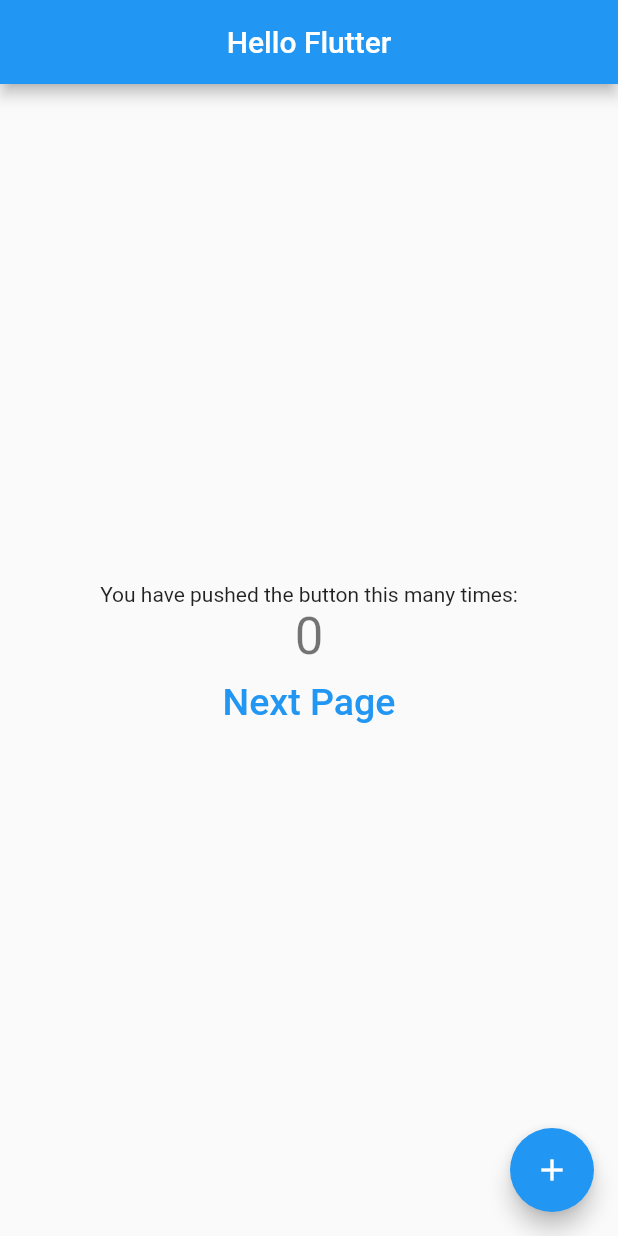
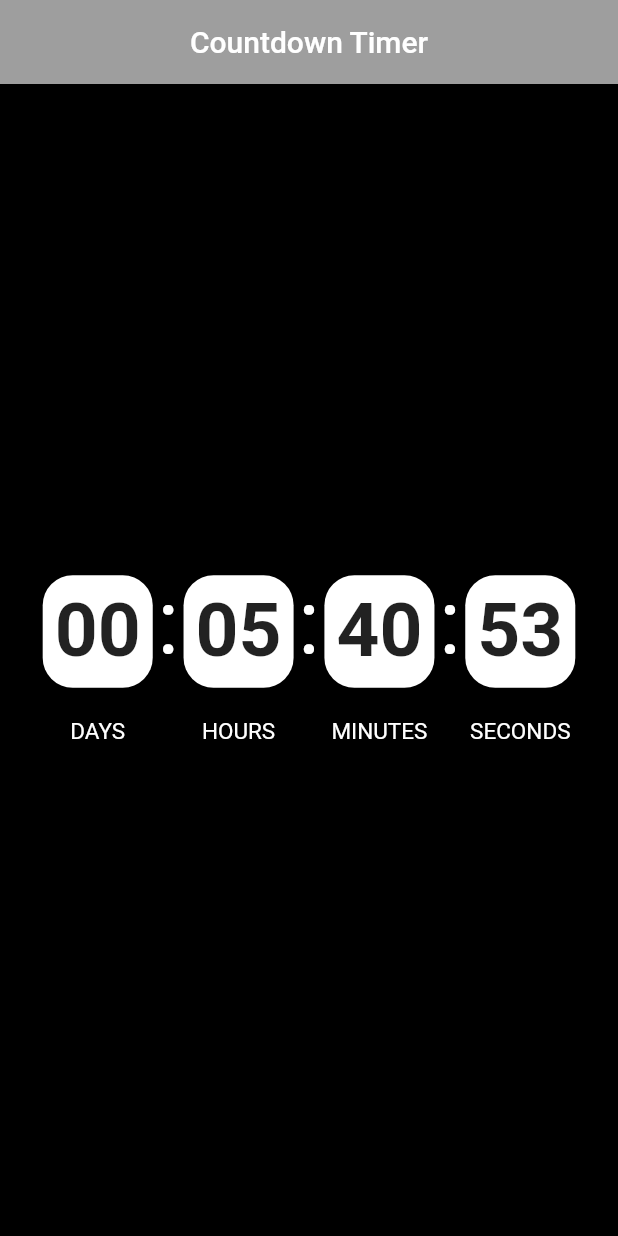
Before and after one commit to Shubhamgayakwad/Counter_Application, a Flutter app: the screen it shows after launch, on a phone screen of 412 x 824 dp. Run offline on Flutter 3.47's test engine with Material 2 defaults, Android fonts, the phone set to English and light mode, and no system bars.

Commit message:
count down app ready for use

```diff
--- a/lib/UI/welcomePage.dart
+++ /dev/null
@@ -1,23 +0,0 @@
-import 'package:flutter/material.dart';
-import 'package:hello_flutter/providers/counter.dart';
-// ignore: implementation_imports
-import 'package:provider/src/provider.dart';
-
-class WelcomePage extends StatelessWidget {
-  const WelcomePage({Key? key}) : super(key: key);
-
-  @override
-  Widget build(BuildContext context) {
-    return SafeArea(
-      child: Scaffold(
-          appBar: AppBar(
-            title: const Text('Welcome'),
-          ),
-          body: Center(
-              child: Text(
-            context.watch<Counter>().counter.toString(),
-            style: const TextStyle(fontSize: 35),
-          ))),
-    );
-  }
-}
--- a/lib/main.dart
+++ b/lib/main.dart
@@ -1,70 +1,148 @@
+import 'dart:math';
+
 import 'package:flutter/material.dart';
-import 'package:hello_flutter/UI/welcomePage.dart';
-import 'package:hello_flutter/providers/counter.dart';
-import 'package:provider/provider.dart';
+import 'dart:async';
 
-void main() {
-  runApp(MultiProvider(providers: [
-    ChangeNotifierProvider(create: (_) => Counter()),
-  ], child: const MyApp()));
+void main() => runApp(const TimerApp());
+
+class TimerApp extends StatefulWidget {
+  const TimerApp({Key? key}) : super(key: key);
+
+  @override
+  _TimerAppState createState() => _TimerAppState();
 }
 
-class MyApp extends StatelessWidget {
-  const MyApp({Key? key}) : super(key: key);
+//Update the time in 'YYYY-MM-DD HH:MM:SS' format
+final eventTime = DateTime.parse('2021-12-18 16:11:00');
 
-  // This widget is the root of your application.
+class _TimerAppState extends State<TimerApp> {
+  static const duration = Duration(seconds: 1);
+
+  int timeDiff = eventTime.difference(DateTime.now()).inSeconds;
+  bool isFinishTimer = false;
+  Timer? timer;
+
+  void handleTick() {
+    if (timeDiff > 0) {
+      setState(() {
+        if (eventTime != DateTime.now()) {
+          timeDiff = timeDiff - 1;
+        } else {
+          // ignore: avoid_print
+          print('Times up!');
+          //Do something
+        }
+      });
+    } else {
+      setState(() {
+        isFinishTimer = true;
+      });
+    }
+  }
+
   @override
   Widget build(BuildContext context) {
+    timer ??= Timer.periodic(duration, (_) {
+      handleTick();
+    });
+
+    int days = timeDiff ~/ (24 * 60 * 60) % 24;
+    int hours = timeDiff ~/ (60 * 60) % 24;
+    int minutes = (timeDiff ~/ 60) % 60;
+    int seconds = timeDiff % 60;
+
+    showTime() {
+      return Expanded(
+        child: Row(
+          mainAxisAlignment: MainAxisAlignment.center,
+          children: [
+            timeCards(time: days.toString(), headers: 'DAYS'),
+            Padding(
+              padding: const EdgeInsets.all(3.0),
+              child: Container(
+                margin: const EdgeInsets.only(bottom: 50),
+                child: const Text(
+                  ':',
+                  style: TextStyle(fontSize: 60, color: Colors.white),
+                ),
+              ),
+            ),
+            timeCards(time: hours.toString(), headers: 'HOURS'),
+            Padding(
+              padding: const EdgeInsets.all(3.0),
+              child: Container(
+                margin: const EdgeInsets.only(bottom: 50),
+                child: const Text(
+                  ':',
+                  style: TextStyle(fontSize: 60, color: Colors.white),
+                ),
+              ),
+            ),
+            timeCards(time: minutes.toString(), headers: 'MINUTES'),
+            Padding(
+              padding: const EdgeInsets.all(3.0),
+              child: Container(
+                margin: const EdgeInsets.only(bottom: 50),
+                child: const Text(
+                  ':',
+                  style: TextStyle(fontSize: 60, color: Colors.white),
+                ),
+              ),
+            ),
+            timeCards(time: seconds.toString(), headers: 'SECONDS'),
+          ],
+        ),
+      );
+    }
+
     return MaterialApp(
-      title: 'Flutter Demo',
-      theme: ThemeData(
-        primarySwatch: Colors.blue,
-      ),
-      home: const MyHomePage(),
+      debugShowCheckedModeBanner: false,
+      home: Scaffold(
+          backgroundColor: Colors.black,
+          appBar: AppBar(
+            backgroundColor: Colors.grey,
+            title: const Center(
+              child: Text('Countdown Timer'),
+            ),
+          ),
+          body: isFinishTimer != true
+              ? Column(
+                  mainAxisAlignment: MainAxisAlignment.center,
+                  children: [
+                    showTime(),
+                  ],
+                )
+              : const Center(
+                  child: Text(
+                    'Time is Over now',
+                    style: TextStyle(fontSize: 26, color: Colors.white),
+                  ),
+                )),
+    );
+  }
+
+  Widget timeCards({String? time, var headers}) {
+    return Column(
+      mainAxisAlignment: MainAxisAlignment.center,
+      children: [
+        Container(
+          padding: const EdgeInsets.all(8.0),
+          decoration: BoxDecoration(
+              borderRadius: BorderRadius.circular(20), color: Colors.white),
+          child: Text(
+            time.toString().padLeft(2, "0"),
+            style: const TextStyle(
+              fontSize: 50,
+              fontWeight: FontWeight.bold,
+            ),
+          ),
+        ),
+        const SizedBox(
+          height: 20,
+        ),
+        Text(headers,
+            style: const TextStyle(fontSize: 15, color: Colors.white)),
+      ],
     );
   }
 }
-
-class MyHomePage extends StatefulWidget {
-  const MyHomePage({Key? key}) : super(key: key);
-
-  @override
-  State<MyHomePage> createState() => _MyHomePageState();
-}
-
-class _MyHomePageState extends State<MyHomePage> {
-  @override
-  Widget build(BuildContext context) {
-    return Scaffold(
-      appBar: AppBar(
-        centerTitle: true,
-        title: const Text('Hello Flutter'),
-      ),
-      body: Center(
-        child: Column(
-          mainAxisAlignment: MainAxisAlignment.center,
-          children: <Widget>[
-            const Text(
-              'You have pushed the button this many times:',
-            ),
-            Text(
-              context.watch<Counter>().counter.toString(),
-              style: Theme.of(context).textTheme.headline4,
-            ),
-            TextButton(
-                onPressed: () => Navigator.push(
-                    context,
-                    MaterialPageRoute(
-                        builder: (context) => const WelcomePage())),
-                child: const Text('Next Page', style: TextStyle(fontSize: 25)))
-          ],
-        ),
-      ),
-      floatingActionButton: FloatingActionButton(
-        onPressed: () => context.read<Counter>().incrementCounter(),
-        tooltip: 'Increment',
-        child: const Icon(Icons.add),
-      ),
-    );
-  }
-}
--- a/pubspec.yaml
+++ b/pubspec.yaml
@@ -34,6 +34,7 @@ dependencies:
   # Use with the CupertinoIcons class for iOS style icons.
   cupertino_icons: ^1.0.2
   provider: ^6.0.1
+  flutter_countdown_timer: ^4.1.0
 
 dev_dependencies:
   flutter_test:
```
Also changed, not shown: lib/UI/Navigation.dart (deleted), pubspec.lock.
